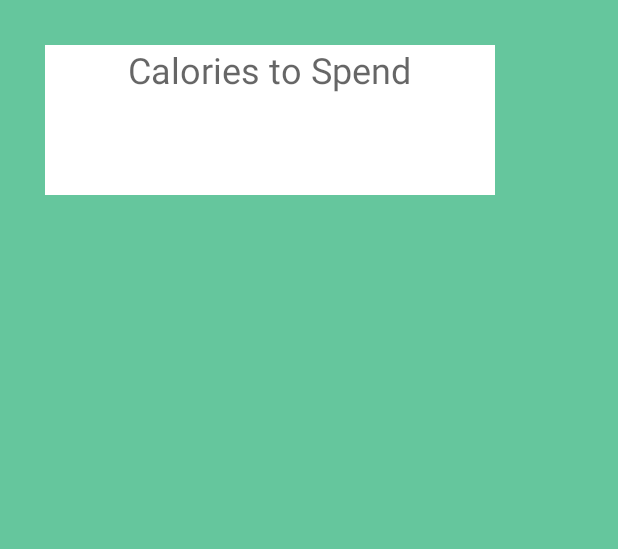
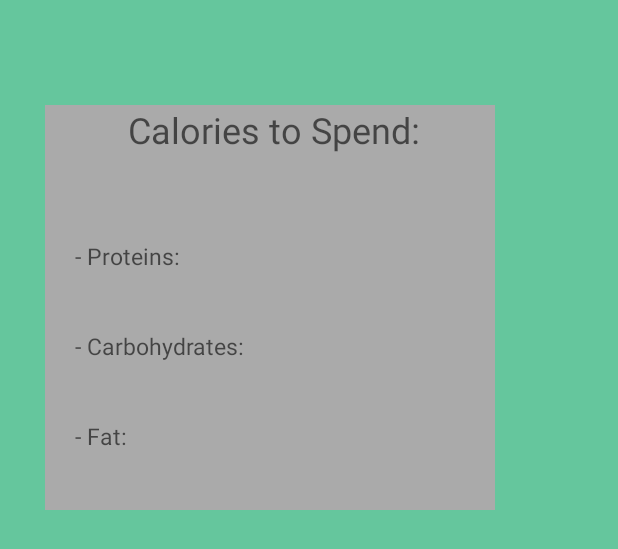
Before and after one commit to brunocaregnato/app-nutrition-basics, an Android app: the layout home_fragment.xml on its own in the app's theme, with its tools: preview values and no code run, on a phone screen of 412 x 824 dp. Shown: the top 549 px of the screen. Run offline under Robolectric (Android 15) with nearby library versions, the phone set to English and light mode, and no system bars.

Commit message:
home fragment screen and data

```diff
--- a/NutritionBasics/app/src/main/java/com/example/nutritionbasics/activities/fragments/Profile.java
+++ b/NutritionBasics/app/src/main/java/com/example/nutritionbasics/activities/fragments/Profile.java
@@ -98,7 +98,7 @@ public class Profile extends Fragment implements AdapterView.OnItemSelectedListe
                 else if(activitylevel.getSelectedItem().toString().toUpperCase().startsWith("A")) activityLevel = 1;
                 else activityLevel = 2;
                 userProfile.setActivityLevel(activityLevel);
-                userProfile.setCalories();
+                userProfile.setCalories(0);
 
                 if(user != null) bd.updateUser(userProfile);
                 else bd.addUser(userProfile);
--- a/NutritionBasics/app/src/main/res/layout/home_fragment.xml
+++ b/NutritionBasics/app/src/main/res/layout/home_fragment.xml
@@ -4,24 +4,105 @@
     android:layout_height="match_parent"
     android:background="@color/c1">
 
-    <LinearLayout
-        android:background="@android:color/white"
-        android:layout_marginTop="30dp"
-        android:layout_marginLeft="30dp"
-        android:layout_width="300dp"
-        android:layout_height="100dp" >
+
+        <LinearLayout
+            android:background="@android:color/darker_gray"
+            android:layout_width="300dp"
+            android:layout_height="270dp"
+            android:layout_marginTop="70dp"
+            android:layout_marginLeft="30dp"
+            android:orientation="horizontal"/>
+
+        <TextView
+            android:id="@+id/welcome"
+            android:layout_width="match_parent"
+            android:layout_height="wrap_content"
+            android:layout_marginTop="30dp"
+            android:layout_marginLeft="50dp"
+            android:textAppearance="@style/TextAppearance.AppCompat.Display3"
+            android:textSize="20sp"
+            android:gravity="center_vertical"/>
+
 
         <TextView
             android:id="@+id/caloriesText"
             android:layout_width="wrap_content"
             android:layout_height="wrap_content"
-            android:layout_marginLeft="55dp"
-            android:text="Calories to Spend"
+            android:layout_marginTop="70dp"
+            android:layout_marginLeft="85dp"
+            android:text="Calories to Spend:"
+            android:gravity="left|center_vertical"
             android:textAppearance="@style/TextAppearance.AppCompat.Display3"
             android:textSize="24sp" />
 
-    </LinearLayout>
+        <TextView
+            android:id="@+id/calories"
+            android:layout_width="wrap_content"
+            android:layout_height="wrap_content"
+            android:layout_marginLeft="80dp"
+            android:layout_marginTop="100dp"
+            android:textSize="40sp"
+            android:textAppearance="@style/TextAppearance.AppCompat.Display3"
+            android:gravity="left|center_vertical"/>
 
+        <TextView
+            android:id="@+id/proteinText"
+            android:layout_width="wrap_content"
+            android:layout_height="wrap_content"
+            android:layout_marginTop="160dp"
+            android:layout_marginLeft="50dp"
+            android:text="- Proteins:"
+            android:textAppearance="@style/TextAppearance.AppCompat.Display3"
+            android:textSize="15sp" />
 
+        <TextView
+            android:id="@+id/protein"
+            android:layout_width="wrap_content"
+            android:layout_height="wrap_content"
+            android:layout_marginTop="180dp"
+            android:layout_marginLeft="50dp"
+            android:textSize="20sp"
+            android:textAppearance="@style/TextAppearance.AppCompat.Display3"
+            android:gravity="left|center_vertical"/>
+
+        <TextView
+            android:id="@+id/carbohydratesText"
+            android:layout_width="wrap_content"
+            android:layout_height="wrap_content"
+            android:layout_marginTop="220dp"
+            android:layout_marginLeft="50dp"
+            android:text="- Carbohydrates:"
+            android:textAppearance="@style/TextAppearance.AppCompat.Display3"
+            android:textSize="15sp" />
+
+        <TextView
+            android:id="@+id/carbohydrates"
+            android:layout_width="wrap_content"
+            android:layout_height="wrap_content"
+            android:layout_marginTop="240dp"
+            android:layout_marginLeft="50dp"
+            android:textSize="20sp"
+            android:textAppearance="@style/TextAppearance.AppCompat.Display3"
+            android:gravity="left|center_vertical"/>
+
+        <TextView
+            android:id="@+id/fatText"
+            android:layout_width="wrap_content"
+            android:layout_height="wrap_content"
+            android:layout_marginTop="280dp"
+            android:layout_marginLeft="50dp"
+            android:text="- Fat:"
+            android:textAppearance="@style/TextAppearance.AppCompat.Display3"
+            android:textSize="15sp" />
+
+        <TextView
+            android:id="@+id/fat"
+            android:layout_width="wrap_content"
+            android:layout_height="wrap_content"
+            android:layout_marginTop="300dp"
+            android:layout_marginLeft="50dp"
+            android:textSize="20sp"
+            android:textAppearance="@style/TextAppearance.AppCompat.Display3"
+            android:gravity="left|center_vertical"/>
 
 </RelativeLayout>
```
Also changed, not shown: NutritionBasics/app/src/main/java/com/example/nutritionbasics/activities/fragments/Home.java (+39 -1 lines), NutritionBasics/app/src/main/java/com/example/nutritionbasics/banco/BDuser.java (+7 -15 lines), NutritionBasics/app/src/main/java/com/example/nutritionbasics/model/User.java (+25 -2 lines).
